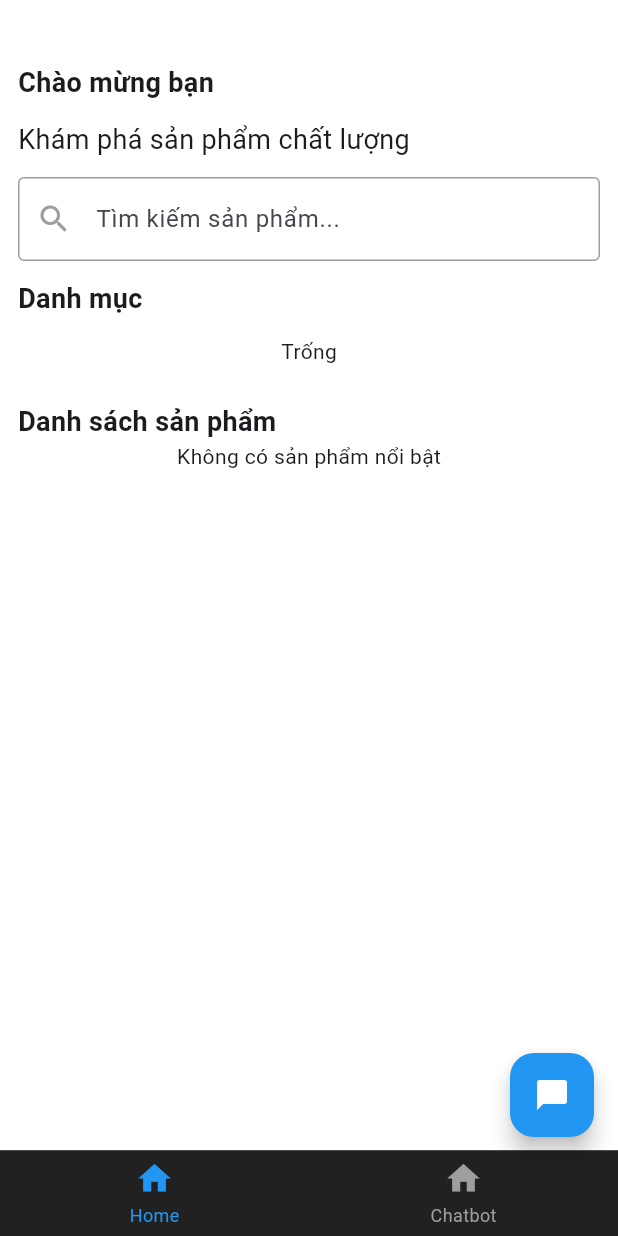
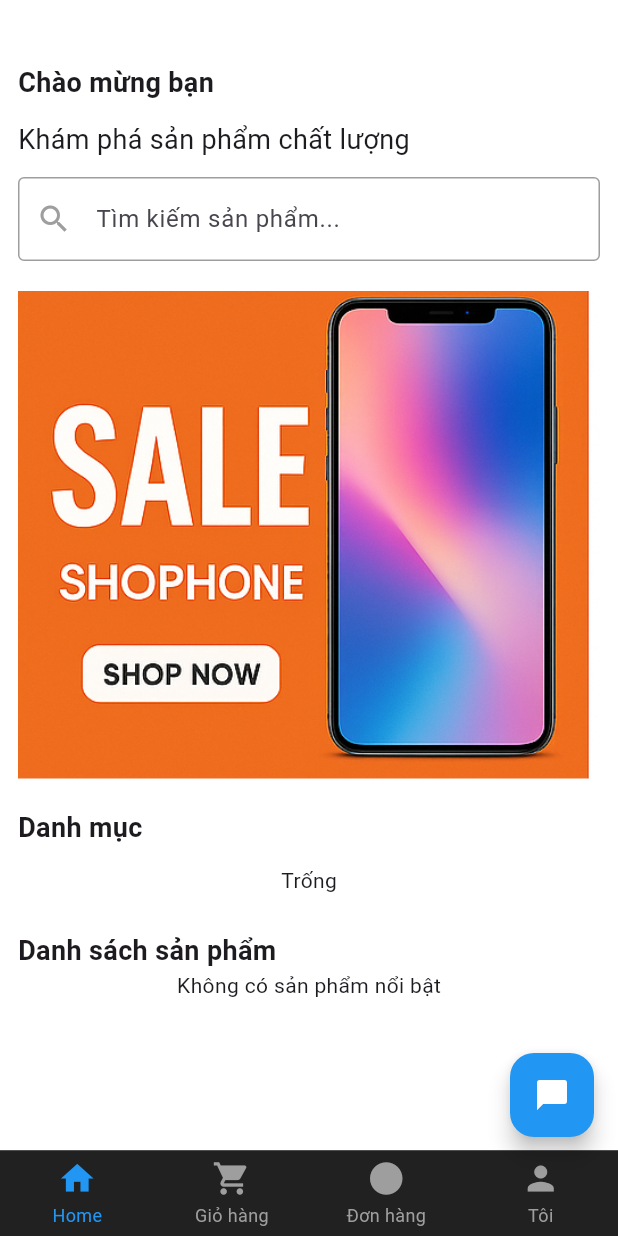
Before and after one commit to Khoa-CNTT/UDFSDFDX7885, a Flutter app: the screen it shows after launch, on a phone screen of 412 x 824 dp. Run offline on Flutter 3.47's test engine with Material 3 defaults, Android fonts, the light colour scheme and no system bars; drawn by our look-alikes of carousel_slider, persistent_bottom_nav_bar; our stand-ins replace cloud_firestore, curved_navigation_bar, email_validator, firebase_auth, firebase_core, firebase_messaging and 2 more; missing offline and left inert: dialog_flowtter; accounts and stored records are empty.

Commit message:
Chinh sua code trong User

```diff
--- a/ecommerce_app_user/lib/pages/custom_bottom_bar/custom_bottom_bar.dart
+++ b/ecommerce_app_user/lib/pages/custom_bottom_bar/custom_bottom_bar.dart
@@ -26,6 +26,8 @@ class _CustomBottomBarState extends State<CustomBottomBar> {
   List<Widget> _buildScreens() => [
         HomeScreen(),
         ChatbotScreen(),
+        HomeScreen(),
+        HomeScreen(),
       ];
 
   Color? _getSecondaryItemColorForSpecificStyles() =>
@@ -52,8 +54,32 @@ class _CustomBottomBarState extends State<CustomBottomBar> {
           // scrollController: _scrollControllers.first,
         ),
         PersistentBottomNavBarItem(
-          icon: const Icon(Icons.home),
-          title: "Chatbot",
+          icon: const Icon(Icons.shopping_cart),
+          title: "Giỏ hàng",
+          opacity: 1,
+          activeColorPrimary: Colors.blue,
+          activeColorSecondary: _navBarStyle == NavBarStyle.style7 ||
+                  _navBarStyle == NavBarStyle.style10
+              ? Colors.white
+              : null,
+          inactiveColorPrimary: Colors.grey,
+          // scrollController: _scrollControllers.first,
+        ),
+        PersistentBottomNavBarItem(
+          icon: const Icon(Icons.circle),
+          title: "Đơn hàng",
+          opacity: 1,
+          activeColorPrimary: Colors.blue,
+          activeColorSecondary: _navBarStyle == NavBarStyle.style7 ||
+                  _navBarStyle == NavBarStyle.style10
+              ? Colors.white
+              : null,
+          inactiveColorPrimary: Colors.grey,
+          // scrollController: _scrollControllers.first,
+        ),
+        PersistentBottomNavBarItem(
+          icon: const Icon(Icons.person),
+          title: "Tôi",
           opacity: 1,
           activeColorPrimary: Colors.blue,
           activeColorSecondary: _navBarStyle == NavBarStyle.style7 ||
--- a/ecommerce_app_user/lib/pages/home_screen/homeScreen.dart
+++ b/ecommerce_app_user/lib/pages/home_screen/homeScreen.dart
@@ -1,4 +1,6 @@
+import 'package:carousel_slider/carousel_slider.dart';
 import 'package:ecommerce_app_user/firebase/firebase_firestore_helper/firebase_firestore.dart';
+import 'package:ecommerce_app_user/pages/category_screen/category_screen.dart';
 import 'package:ecommerce_app_user/pages/chatbot_screen/chatbot_screen.dart';
 import 'package:flutter/material.dart';
 import 'package:ecommerce_app_user/constants/routes.dart';
@@ -24,6 +26,13 @@ class _HomeScreenState extends State<HomeScreen> {
   List<ProductModel> productModelList = [];
 
   bool isLoading = false;
+
+  final List<Map<String, String>> bannerImages = [
+    {"image": "assets/images/phone_banner.png", "category": "Phone"},
+    {"image": "assets/images/mouse_banner.png", "category": "Mouse"},
+    {"image": "assets/images/keyboard_banner.png", "category": "Keyboard"},
+    {"image": "assets/images/headphones_banner.png", "category": "Headphone"}
+  ];
 
   @override
   void initState() {
@@ -102,7 +111,13 @@ class _HomeScreenState extends State<HomeScreen> {
                             ),
                           ),
                         ),
-                        const SizedBox(height: 12),
+                        const SizedBox(height: 20),
+
+                        // Them Slider
+                        chaySlider(),
+
+                        const SizedBox(height: 20),
+
                         const Text(
                           "Danh mục",
                           style: TextStyle(
@@ -125,7 +140,14 @@ class _HomeScreenState extends State<HomeScreen> {
                                   (e) => Padding(
                                     padding: const EdgeInsets.only(left: 8.0),
                                     child: GestureDetector(
-                                      onTap: () {},
+                                      onTap: () {
+                                        Routes.instance.push(
+                                          widget: CategoryScreen(
+                                            categoryModel: e,
+                                          ),
+                                          context: context,
+                                        );
+                                      },
                                       child: Card(
                                         color: Colors.white,
                                         elevation: 7,
@@ -204,19 +226,8 @@ class _HomeScreenState extends State<HomeScreen> {
                                               fontWeight: FontWeight.bold,
                                             ),
                                           ),
-                                          Text(
-                                              "Price: \$${singleProduct.price}"),
+                                          Text("Giá: \$${singleProduct.price}"),
                                           const SizedBox(height: 12.0),
-                                          // SizedBox(
-                                          //   height: 45,
-                                          //   width: 140,
-                                          //   child: OutlinedButton(
-                                          //     onPressed: () {},
-                                          //     child: const Text(
-                                          //       "Mua ngay",
-                                          //     ),
-                                          //   ),
-                                          // )
                                           ElevatedButton(
                                             onPressed: () {},
                                             style: ElevatedButton.styleFrom(
@@ -287,7 +298,7 @@ class _HomeScreenState extends State<HomeScreen> {
                                                 ),
                                               ),
                                               Text(
-                                                  "Price: \$${singleProduct.price}"),
+                                                  "Giá: \$${singleProduct.price}"),
                                               const SizedBox(height: 12.0),
                                               ElevatedButton(
                                                 onPressed: () {},
@@ -331,4 +342,49 @@ class _HomeScreenState extends State<HomeScreen> {
       return false;
     }
   }
+
+  Widget chaySlider() {
+    return CarouselSlider(
+      items: bannerImages.map((imageUrl) {
+        CategoryModel? category = categoriesList.firstWhere(
+          (e) => e.name.toLowerCase() == imageUrl["category"]!.toLowerCase(),
+          orElse: () => categoriesList.isNotEmpty
+              ? categoriesList.first
+              : CategoryModel(
+                  id: "",
+                  name: "Mặc định",
+                  image: "",
+                ),
+        );
+        return GestureDetector(
+          onTap: () {
+            Navigator.push(
+              context,
+              MaterialPageRoute(
+                builder: (context) => CategoryScreen(
+                  categoryModel: category,
+                ),
+              ),
+            );
+          },
+          child: Container(
+            width: MediaQuery.of(context).size.width,
+            child: ClipRRect(
+              // borderRadius: BorderRadius.circular(0),
+              child: Image.asset(
+                imageUrl["image"]!,
+                fit: BoxFit.cover,
+              ),
+            ),
+          ),
+        );
+      }).toList(),
+      options: CarouselOptions(
+        height: 325,
+        autoPlay: true,
+        enlargeCenterPage: true,
+        viewportFraction: 1,
+      ),
+    );
+  }
 }
--- a/ecommerce_app_user/pubspec.yaml
+++ b/ecommerce_app_user/pubspec.yaml
@@ -56,6 +56,7 @@ dependencies:
   email_validator: ^3.0.0
   flutter_launcher_icons: ^0.14.3
   dialog_flowtter: ^0.3.3
+  carousel_slider: ^5.0.0
 
 dev_dependencies:
   flutter_test:
```
Also changed, not shown: ecommerce_app_user/lib/firebase/firebase_firestore_helper/firebase_firestore.dart (+20 -0 lines), ecommerce_app_user/lib/pages/category_screen/category_screen.dart (added, +149 -0 lines), ecommerce_app_user/assets/images/headphones_banner.png (added), ecommerce_app_user/assets/images/keyboard_banner.png (added), ecommerce_app_user/assets/images/mouse_banner.png (added), ecommerce_app_user/assets/images/phone_banner.png (added), ecommerce_app_user/pubspec.lock, 1 other file.
